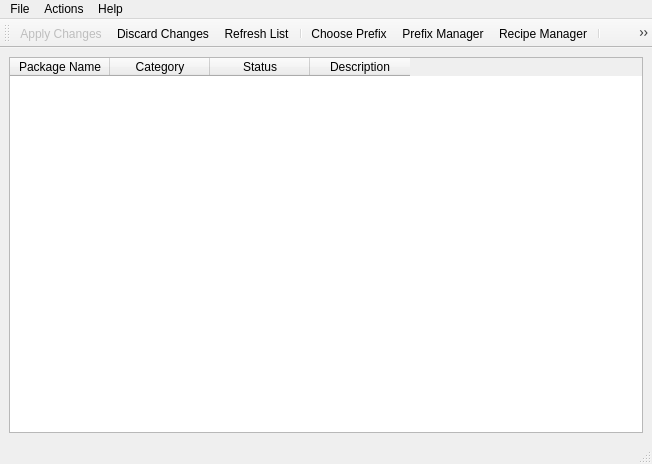
Qt form designer/pybombs_main.ui (NinjaComics/pybombs-qtgui) before a commit.
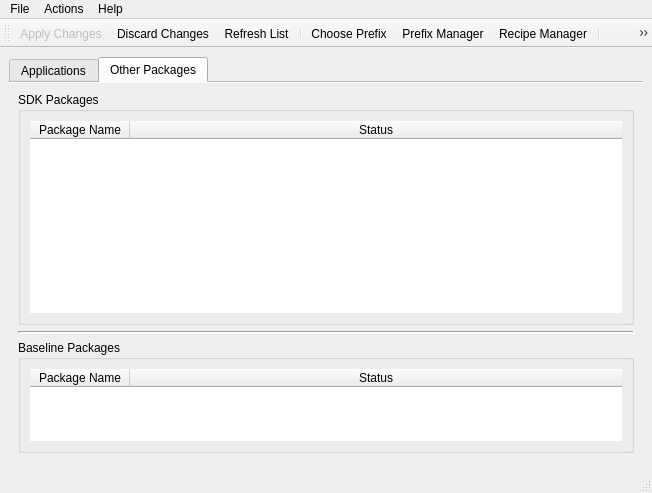
The same form after that commit.

Commit message: Add tab to mainwindow to hold prefix and baseline pkgs

What changed in the file:
```diff
--- a/designer/pybombs_main.ui
+++ b/designer/pybombs_main.ui
@@ -22,33 +22,230 @@
   <widget class="QWidget" name="centralwidget">
    <layout class="QVBoxLayout" name="verticalLayout">
     <item>
-     <widget class="QTableWidget" name="tableWidget">
-      <property name="showGrid">
+     <widget class="QTabWidget" name="tabWidget">
+      <property name="tabPosition">
+       <enum>QTabWidget::North</enum>
+      </property>
+      <property name="tabShape">
+       <enum>QTabWidget::Rounded</enum>
+      </property>
+      <property name="currentIndex">
+       <number>1</number>
+      </property>
+      <property name="elideMode">
+       <enum>Qt::ElideNone</enum>
+      </property>
+      <property name="usesScrollButtons">
        <bool>false</bool>
       </property>
-      <property name="gridStyle">
-       <enum>Qt::NoPen</enum>
+      <property name="documentMode">
+       <bool>true</bool>
       </property>
-      <column>
-       <property name="text">
-        <string>Package Name</string>
-       </property>
-      </column>
-      <column>
-       <property name="text">
-        <string>Category</string>
-       </property>
-      </column>
-      <column>
-       <property name="text">
-        <string>Status</string>
-       </property>
-      </column>
-      <column>
-       <property name="text">
-        <string>Description</string>
-       </property>
-      </column>
+      <property name="movable">
+       <bool>false</bool>
+      </property>
+      <property name="tabBarAutoHide">
+       <bool>false</bool>
+      </property>
+      <widget class="QWidget" name="tab_3">
+       <attribute name="title">
+        <string>Applications</string>
+       </attribute>
+       <layout class="QVBoxLayout" name="verticalLayout_2">
+        <item>
+         <widget class="QTableWidget" name="tableWidget">
+          <property name="frameShape">
+           <enum>QFrame::NoFrame</enum>
+          </property>
+          <property name="selectionBehavior">
+           <enum>QAbstractItemView::SelectRows</enum>
+          </property>
+          <property name="showGrid">
+           <bool>false</bool>
+          </property>
+          <property name="gridStyle">
+           <enum>Qt::NoPen</enum>
+          </property>
+          <attribute name="horizontalHeaderStretchLastSection">
+           <bool>true</bool>
+          </attribute>
+          <attribute name="verticalHeaderVisible">
+           <bool>false</bool>
+          </attribute>
+          <column>
+           <property name="text">
+            <string>Package Name</string>
+           </property>
+          </column>
+          <column>
+           <property name="text">
+            <string>Category</string>
+           </property>
+          </column>
+          <column>
+           <property name="text">
+            <string>Status</string>
+           </property>
+          </column>
+          <column>
+           <property name="text">
+            <string>Description</string>
+           </property>
+          </column>
+         </widget>
+        </item>
+       </layout>
+      </widget>
+      <widget class="QWidget" name="tab_5">
+       <attribute name="title">
+        <string>Other Packages</string>
+       </attribute>
+       <layout class="QVBoxLayout" name="verticalLayout_3">
+        <item>
+         <widget class="QGroupBox" name="groupBox">
+          <property name="sizePolicy">
+           <sizepolicy hsizetype="MinimumExpanding" vsizetype="Minimum">
+            <horstretch>0</horstretch>
+            <verstretch>0</verstretch>
+           </sizepolicy>
+          </property>
+          <property name="title">
+           <string>SDK Packages</string>
+          </property>
+          <property name="alignment">
+           <set>Qt::AlignLeading|Qt::AlignLeft|Qt::AlignTop</set>
+          </property>
+          <property name="flat">
+           <bool>false</bool>
+          </property>
+          <property name="checkable">
+           <bool>false</bool>
+          </property>
+          <layout class="QGridLayout" name="gridLayout_2">
+           <item row="1" column="0">
+            <widget class="QTableWidget" name="tableWidget_2">
+             <property name="frameShape">
+              <enum>QFrame::NoFrame</enum>
+             </property>
+             <property name="lineWidth">
+              <number>1</number>
+             </property>
+             <property name="midLineWidth">
+              <number>0</number>
+             </property>
+             <property name="dragEnabled">
+              <bool>false</bool>
+             </property>
+             <property name="alternatingRowColors">
+              <bool>true</bool>
+             </property>
+             <property name="selectionBehavior">
+              <enum>QAbstractItemView::SelectRows</enum>
+             </property>
+             <property name="showGrid">
+              <bool>false</bool>
+             </property>
+             <property name="gridStyle">
+              <enum>Qt::NoPen</enum>
+             </property>
+             <attribute name="horizontalHeaderStretchLastSection">
+              <bool>true</bool>
+             </attribute>
+             <attribute name="verticalHeaderVisible">
+              <bool>false</bool>
+             </attribute>
+             <attribute name="verticalHeaderStretchLastSection">
+              <bool>false</bool>
+             </attribute>
+             <column>
+              <property name="text">
+               <string>Package Name</string>
+              </property>
+              <property name="textAlignment">
+               <set>AlignCenter</set>
+              </property>
+             </column>
+             <column>
+              <property name="text">
+               <string>Status</string>
+              </property>
+              <property name="textAlignment">
+               <set>AlignCenter</set>
+              </property>
+             </column>
+            </widget>
+           </item>
+          </layout>
+         </widget>
+        </item>
+        <item>
+         <widget class="Line" name="line">
+          <property name="lineWidth">
+           <number>2</number>
+          </property>
+          <property name="orientation">
+           <enum>Qt::Horizontal</enum>
+          </property>
+         </widget>
+        </item>
+        <item>
+         <widget class="QGroupBox" name="groupBox_2">
+          <property name="title">
+           <string>Baseline Packages</string>
+          </property>
+          <property name="alignment">
+           <set>Qt::AlignLeading|Qt::AlignLeft|Qt::AlignTop</set>
+          </property>
+          <layout class="QVBoxLayout" name="verticalLayout_4">
+           <item>
+            <widget class="QTableWidget" name="tableWidget_3">
+             <property name="frameShape">
+              <enum>QFrame::NoFrame</enum>
+             </property>
+             <property name="alternatingRowColors">
+              <bool>true</bool>
+             </property>
+             <property name="selectionBehavior">
+              <enum>QAbstractItemView::SelectRows</enum>
+             </property>
+             <property name="showGrid">
+              <bool>false</bool>
+             </property>
+             <property name="gridStyle">
+              <enum>Qt::NoPen</enum>
+             </property>
+             <attribute name="horizontalHeaderStretchLastSection">
+              <bool>true</bool>
+             </attribute>
+             <attribute name="verticalHeaderVisible">
+              <bool>false</bool>
+             </attribute>
+             <attribute name="verticalHeaderStretchLastSection">
+              <bool>false</bool>
+             </attribute>
+             <column>
+              <property name="text">
+               <string>Package Name</string>
+              </property>
+              <property name="textAlignment">
+               <set>AlignCenter</set>
+              </property>
+             </column>
+             <column>
+              <property name="text">
+               <string>Status</string>
+              </property>
+              <property name="textAlignment">
+               <set>AlignCenter</set>
+              </property>
+             </column>
+            </widget>
+           </item>
+          </layout>
+         </widget>
+        </item>
+       </layout>
+      </widget>
      </widget>
     </item>
    </layout>
```
The commit also changes 8 other files.
